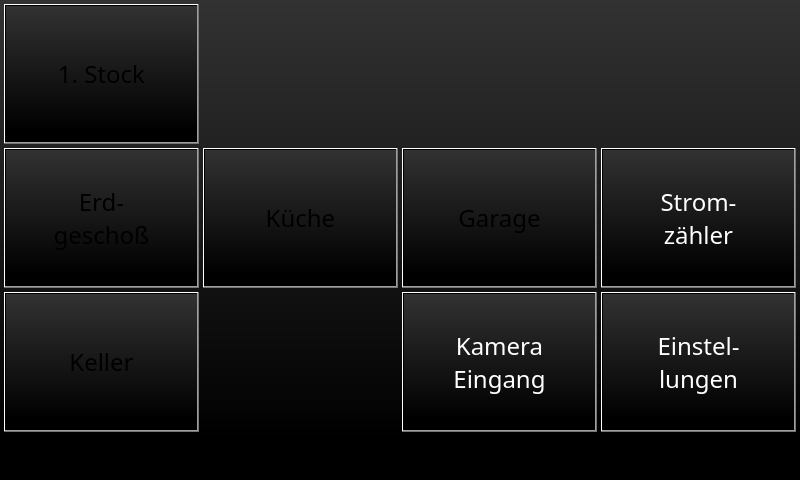
First picture: the form in projects/klaus_visu_ap420/mainwindow.ui, repository busmaster/homebus, before the edit.
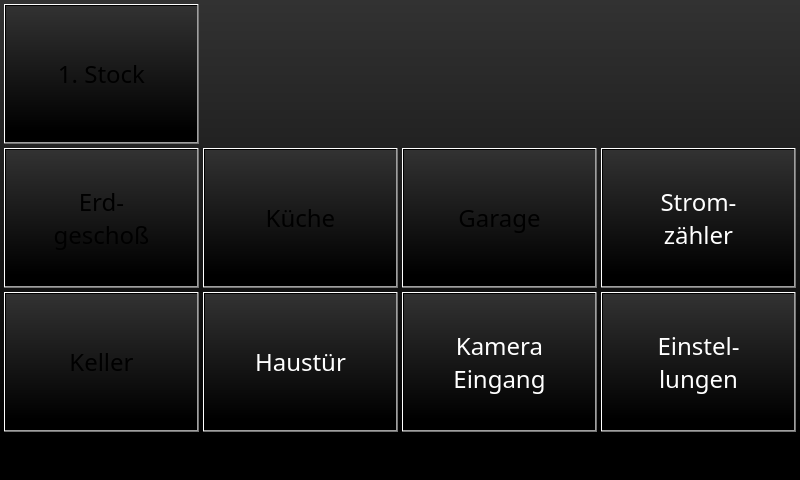
Second picture: the form after the edit. Custom widgets are drawn as their Qt base class.

Commit message: visu: Support door lock

The edit to the form file:
```diff
--- a/projects/klaus_visu_ap420/mainwindow.ui
+++ b/projects/klaus_visu_ap420/mainwindow.ui
@@ -30,8 +30,7 @@
    <string>Dialog</string>
   </property>
   <property name="styleSheet">
-   <string notr="true">background-color: rgb(50,50,50);
-background-color: qlineargradient(spread:pad, x1:0.5, y1:0.0, x2:0.5, y2:0.92, stop:0 rgba(50, 50, 50, 255), stop:1 rgba(0, 0, 0, 255));
+   <string notr="true">background-color: qlineargradient(spread:pad, x1:0.5, y1:0.0, x2:0.5, y2:0.92, stop:0 rgba(50, 50, 50, 255), stop:1 rgba(0, 0, 0, 255));
 font: 18pt &quot;Sans&quot;;
 </string>
   </property>
@@ -284,6 +283,22 @@
 Eingang</string>
    </property>
   </widget>
+  <widget class="QPushButton" name="pushButtonDoor">
+   <property name="geometry">
+    <rect>
+     <x>203</x>
+     <y>292</y>
+     <width>195</width>
+     <height>140</height>
+    </rect>
+   </property>
+   <property name="styleSheet">
+    <string notr="true">color: rgb(255, 255, 255);</string>
+   </property>
+   <property name="text">
+    <string>Haustür</string>
+   </property>
+  </widget>
  </widget>
  <customwidgets>
   <customwidget>
```
The commit also changes 8 other files.
